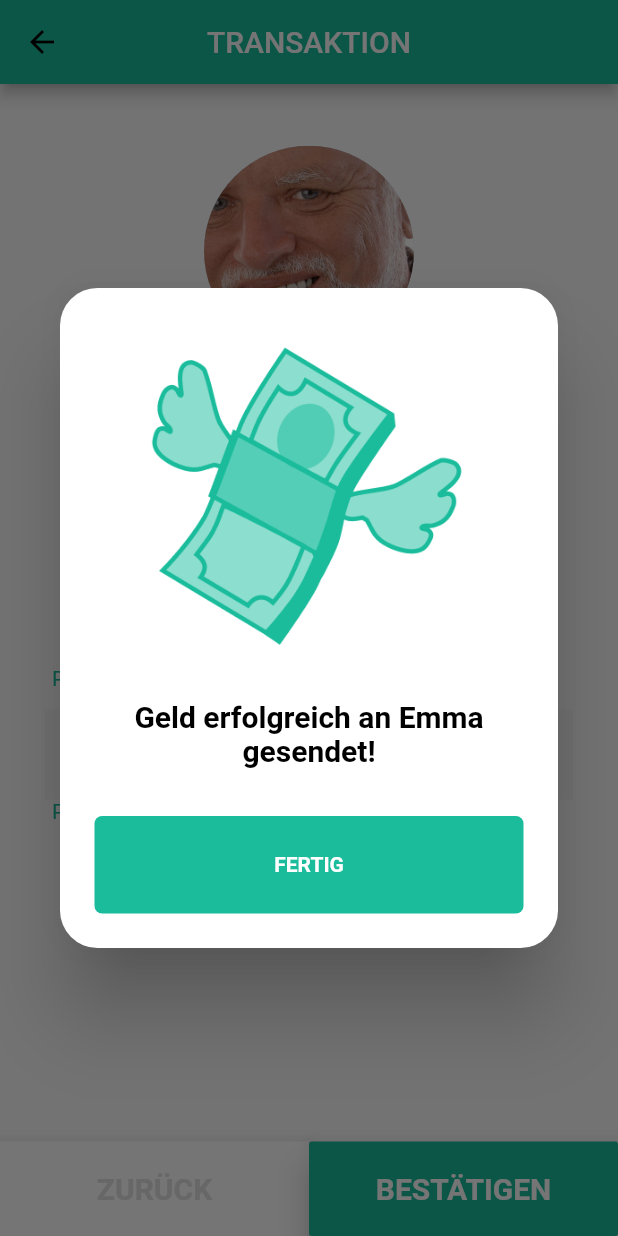
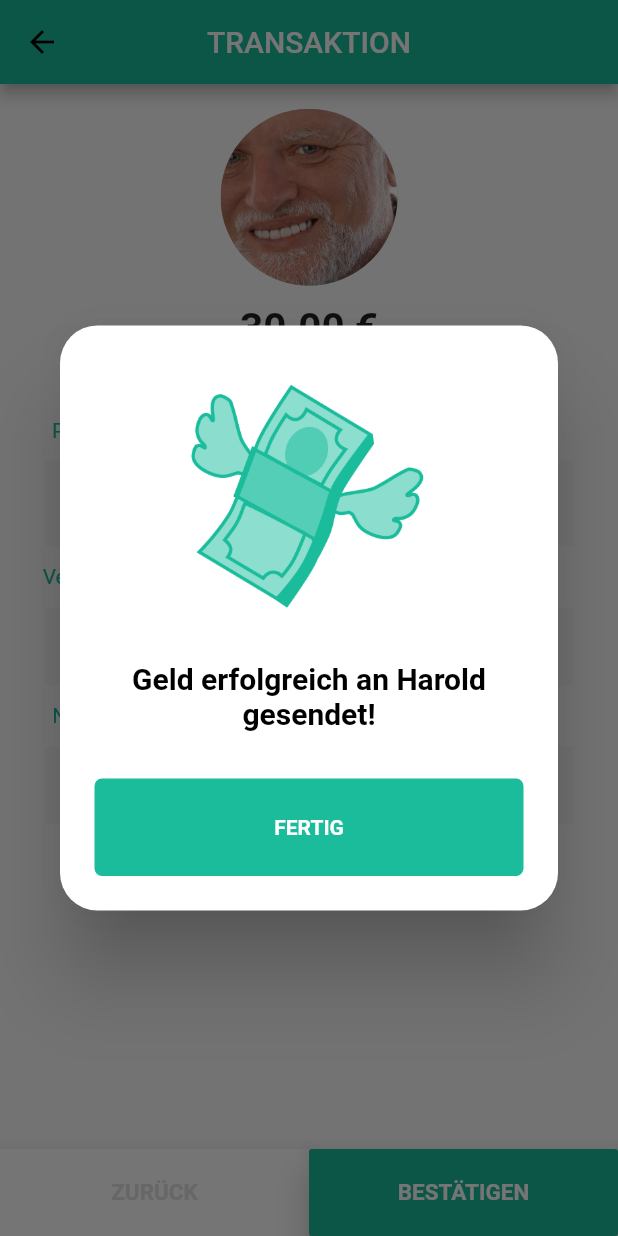
Before and after one commit to JanSchlte/gomobie_, a Flutter app: the TransactionConfirmation screen opened by its route, after a tap on "BESTÄTIGEN", on a phone screen of 412 x 824 dp. Run offline on Flutter 3.47's test engine with Material 2 defaults, Android fonts, the phone set to English and light mode, and no system bars; our stand-ins replace cloud_firestore, firebase_auth; accounts and stored records are empty; generated files the repository leaves out were written again; Roboto replaces fonts that are missing (Metropolis).

Commit message:
Frontend der Transaction Screens

```diff
--- a/lib/main.dart
+++ b/lib/main.dart
@@ -68,9 +68,7 @@ class App extends StatelessWidget {
           TransactionScreen.routeName: (_) => TransactionScreen(),
           TransactionConfirmation.routeName: (_) => TransactionConfirmation()
         },
-        initialRoute: isLoggedIn
-            ? Home.routeName
-            : IntroScreen.routeName,
+        initialRoute: isLoggedIn ? Home.routeName : IntroScreen.routeName,
       ),
     );
   }
--- a/lib/pages/home/actions/transaction_confirmation.dart
+++ b/lib/pages/home/actions/transaction_confirmation.dart
@@ -38,10 +38,10 @@ class TransactionConfirmation extends StatelessWidget {
       title: Padding(
         padding: EdgeInsets.all(15),
         child:
-            Image.asset('assets/general_assets/flying_money.png', height: 200),
+            Image.asset('assets/general_assets/flying_money.png', height: 150),
       ),
       content: Text(
-        'Geld erfolgreich an Emma gesendet!',
+        'Geld erfolgreich an Harold gesendet!',
         textAlign: TextAlign.center,
         style: TextStyle(
           color: Colors.black,
@@ -59,6 +59,41 @@ class TransactionConfirmation extends StatelessWidget {
       builder: (BuildContext context) {
         return alert;
       },
+    );
+  }
+
+  Widget _buildHeader(String header) {
+    return Align(
+      alignment: Alignment(-0.8, 0),
+      child: Text(
+        header,
+        style: TextStyle(
+          color: _mainColor,
+        ),
+      ),
+    );
+  }
+
+  Widget _buildMinorTextBox(String content) {
+    return Padding(
+      padding: EdgeInsets.symmetric(horizontal: 30),
+      child: SizedBox(
+        width: double.infinity,
+        child: DecoratedBox(
+          decoration: BoxDecoration(color: Colors.grey.shade100),
+          position: DecorationPosition.background,
+          child: Padding(
+            padding: EdgeInsets.all(17),
+            child: Text(
+              content,
+              style: TextStyle(
+                fontSize: 15,
+                color: Colors.grey.shade400,
+              ),
+            ),
+          ),
+        ),
+      ),
     );
   }
 
@@ -80,46 +115,38 @@ class TransactionConfirmation extends StatelessWidget {
           child: Column(
             children: <Widget>[
               SizedBox(
-                height: MediaQuery.of(context).size.width * 0.1,
+                height: MediaQuery.of(context).size.width * 0.04,
               ),
               CircleAvatar(
-                radius: 70,
+                radius: 59,
                 backgroundImage: AssetImage(
                     //TODO: Add the specific Firebase Image of the Transaction-Partner
                     'assets/fake_backend/fake_avatar.jpg'),
               ),
               SizedBox(
-                height: MediaQuery.of(context).size.width * 0.04,
+                height: MediaQuery.of(context).size.width * 0.03,
               ),
               Text(
                 '30.00 €',
                 style: TextStyle(
                   fontWeight: FontWeight.bold,
-                  fontSize: 30,
+                  fontSize: 27,
                 ),
               ),
               SizedBox(
                 height: MediaQuery.of(context).size.width * 0.03,
               ),
               Text(
-                'Geld anfordern',
+                'Geld senden',
                 style: TextStyle(
                   color: Colors.grey.shade500,
-                  fontSize: 17,
+                  fontSize: 13,
                 ),
               ),
               SizedBox(
-                height: MediaQuery.of(context).size.width * 0.3,
+                height: MediaQuery.of(context).size.width * 0.04,
               ),
-              Align(
-                alignment: Alignment(-0.8, 0),
-                child: Text(
-                  'Person/ID:',
-                  style: TextStyle(
-                    color: _mainColor,
-                  ),
-                ),
-              ),
+              _buildHeader('Person/ID:'),
               SizedBox(
                 height: MediaQuery.of(context).size.width * 0.03,
               ),
@@ -127,7 +154,6 @@ class TransactionConfirmation extends StatelessWidget {
                 padding: EdgeInsets.symmetric(horizontal: 30),
                 child: SizedBox(
                   width: double.infinity,
-                  height: 60,
                   child: DecoratedBox(
                     decoration: BoxDecoration(color: Colors.grey.shade100),
                     position: DecorationPosition.background,
@@ -144,32 +170,22 @@ class TransactionConfirmation extends StatelessWidget {
                   ),
                 ),
               ),
-              Align(
-                alignment: Alignment(-0.8, 0),
-                child: Text(
-                  'Person/ID:',
-                  style: TextStyle(
-                    color: _mainColor,
-                  ),
-                ),
-              ),
               SizedBox(
                 height: MediaQuery.of(context).size.width * 0.03,
               ),
-              DecoratedBox(
-                decoration: BoxDecoration(color: Colors.grey.shade100),
-                position: DecorationPosition.background,
-                child: Padding(
-                  padding: EdgeInsets.all(17),
-                  child: Text(
-                    'Harold ( ID: 546 654 455 )',
-                    style: TextStyle(
-                      fontSize: 15,
-                      color: Colors.grey.shade400,
-                    ),
-                  ),
-                ),
+              _buildHeader('Verwendungszweck:'),
+              SizedBox(
+                height: MediaQuery.of(context).size.width * 0.03,
               ),
+              _buildMinorTextBox('Schulden'),
+              SizedBox(
+                height: MediaQuery.of(context).size.width * 0.03,
+              ),
+              _buildHeader('Nachricht:'),
+              SizedBox(
+                height: MediaQuery.of(context).size.width * 0.03,
+              ),
+              _buildMinorTextBox('Danke für den schönen Ausflug ;)'),
               Expanded(
                 child: SizedBox(),
               ),
@@ -188,7 +204,7 @@ class TransactionConfirmation extends StatelessWidget {
                           child: Text(
                             'ZURÜCK',
                             style: TextStyle(
-                                fontWeight: FontWeight.bold, fontSize: 20),
+                                fontWeight: FontWeight.bold, fontSize: 15),
                           ),
                           textColor: Colors.grey.shade300,
                           color: Colors.white),
@@ -204,7 +220,7 @@ class TransactionConfirmation extends StatelessWidget {
                         child: Text(
                           'BESTÄTIGEN',
                           style: TextStyle(
-                              fontWeight: FontWeight.bold, fontSize: 20),
+                              fontWeight: FontWeight.bold, fontSize: 15),
                         ),
                         textColor: Colors.white,
                         color: _mainColor,
```
